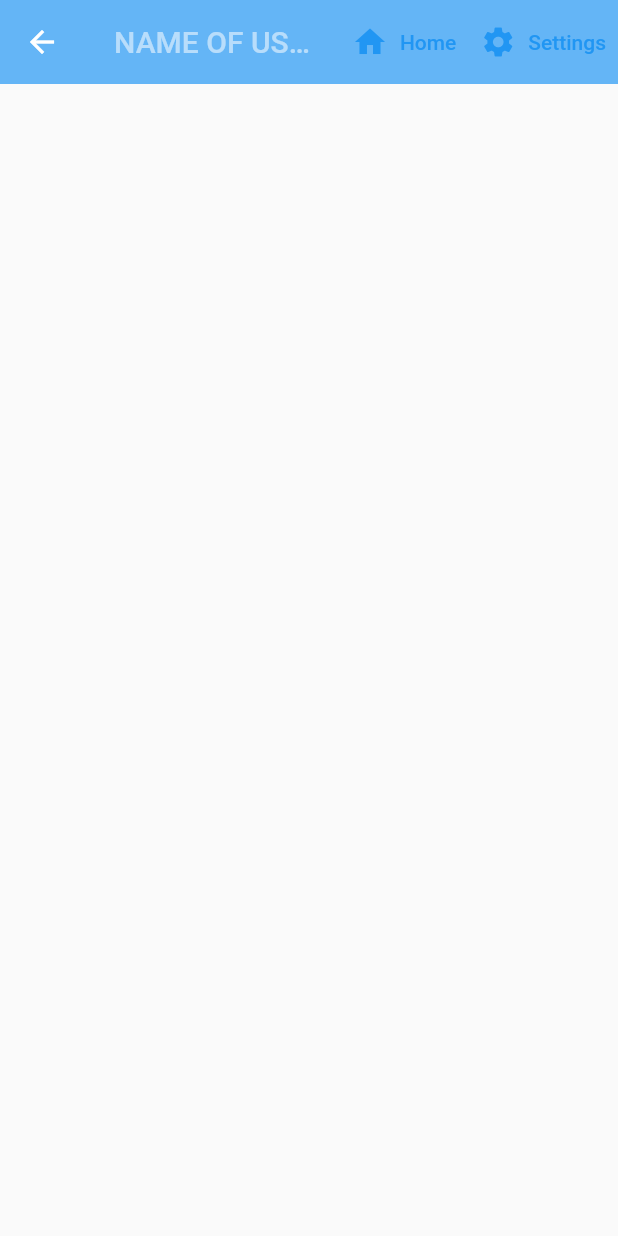
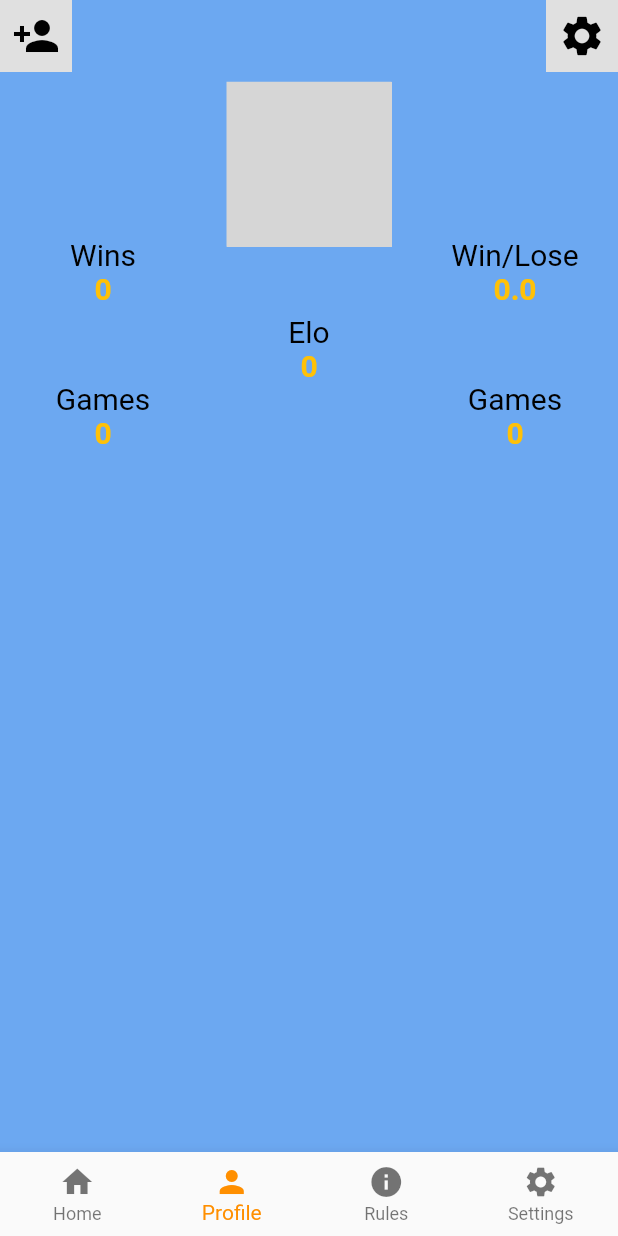
Before and after one commit to WolframAlp/BeerpongLeaderboard, a Flutter app: the Profile screen opened directly, on a phone screen of 412 x 824 dp. Run offline on Flutter 3.47's test engine with Material 2 defaults, Android fonts, the phone set to English and light mode, and no system bars; drawn by our look-alikes of flutter_profile_picture; our stand-ins replace cloud_firestore, firebase_auth, firebase_core, flutter_signin_button, flutter_spinkit, google_sign_in and 1 more; accounts and stored records are empty; Roboto replaces fonts that are missing (OpenSans); grey boxes are pictures that could not be loaded.

Commit message:
navigation and profile
Added navigation bar and some information on profile page

```diff
--- a/lib/main.dart
+++ b/lib/main.dart
@@ -1,6 +1,7 @@
 import 'package:beerpong_leaderboard/screens/wrapper.dart';
 import 'package:beerpong_leaderboard/services/auth.dart';
 import 'package:beerpong_leaderboard/services/page_manager.dart';
+import 'package:beerpong_leaderboard/utilities/user.dart';
 import 'package:flutter/material.dart';
 import 'package:provider/provider.dart';
 import 'package:firebase_auth/firebase_auth.dart';
@@ -13,6 +14,7 @@ void main() async {
     MultiProvider(
     providers: [
       ChangeNotifierProvider(create: (context) => PageManager()),
+      ChangeNotifierProvider(create: (context) => LastUserLoad())
     ],
     child: const MyApp()
     ),
--- a/lib/screens/profile/profile.dart
+++ b/lib/screens/profile/profile.dart
@@ -1,6 +1,9 @@
+import 'package:beerpong_leaderboard/screens/buttom_navigation.dart';
+import 'package:beerpong_leaderboard/screens/profile/profile_head.dart';
+import 'package:beerpong_leaderboard/services/database.dart';
+import 'package:beerpong_leaderboard/utilities/user.dart';
+import 'package:firebase_auth/firebase_auth.dart';
 import 'package:flutter/material.dart';
-import 'package:beerpong_leaderboard/utilities/constants.dart';
-import 'package:beerpong_leaderboard/services/page_manager.dart';
 import 'package:provider/provider.dart';
 
 class Profile extends StatefulWidget {
@@ -13,26 +16,23 @@ class Profile extends StatefulWidget {
 class _ProfileState extends State<Profile> {
   @override
   Widget build(BuildContext context) {
-    return Scaffold(
-      appBar: AppBar(
-        backgroundColor: Colors.blue[300],
-        title: const Text(
-          "NAME OF USER",
-          style: kHintTextStyle,
-          textAlign: TextAlign.center,
+    User? firebaseUser = Provider.of<User?>(context);
+    return StreamProvider<UserModel>.value(
+      value: DatabaseService(
+              uid: firebaseUser?.uid, name: firebaseUser?.displayName)
+          .userData,
+      initialData: context.read<LastUserLoad>().lastLoad,
+      child: Scaffold(
+        bottomNavigationBar: getCostumNavigationBar(context, 1),
+        backgroundColor: const Color(0xFF6CA8F1),
+        body: ListView(
+          children: <Widget>[
+            ProfileHead(),
+            Container(
+              color: Colors.black,
+            ),
+          ],
         ),
-        elevation: 0.0,
-        actions: <Widget>[
-          TextButton.icon(
-              onPressed: context.read<PageManager>().goToHome,
-              icon: const Icon(Icons.home),
-              label: const Text("Home")),
-          TextButton.icon(
-            onPressed: () {},
-            icon: const Icon(Icons.settings),
-            label: const Text("Settings"),
-          ),
-        ],
       ),
     );
   }
--- /dev/null
+++ b/lib/screens/profile/profile_head.dart
@@ -0,0 +1,163 @@
+import 'package:beerpong_leaderboard/utilities/user.dart';
+import 'package:beerpong_leaderboard/utilities/constants.dart';
+import 'package:flutter/material.dart';
+import 'package:flutter_profile_picture/flutter_profile_picture.dart';
+import 'package:provider/provider.dart';
+
+class ProfileHead extends StatefulWidget {
+  const ProfileHead({Key? key}) : super(key: key);
+
+  @override
+  State<ProfileHead> createState() => _ProfileHeadState();
+}
+
+class _ProfileHeadState extends State<ProfileHead> {
+
+  double iconSize = 32;
+
+  Column getLeftColumn(UserModel user) {
+    return Column(
+      mainAxisAlignment: MainAxisAlignment.spaceBetween,
+      children: [
+        Row(
+          children: [
+            Container(
+              color: Colors.grey[300],
+              child: IconButton(
+                color: Colors.black,
+                onPressed: () {},
+                icon: const Icon(Icons.person_add),
+                iconSize: iconSize,
+              ),
+            ),
+          ],
+        ),
+        const SizedBox(
+          height: 110.0,
+        ),
+        Row(
+          mainAxisAlignment: MainAxisAlignment.center,
+          children: [
+            Column(
+              children: [
+                const Text("Wins", style: profileLabelStyle,),
+                Text("${user.wins}", style: profileValueLabelStyle,),
+              ],
+            )
+          ],
+        ),
+        const SizedBox(
+          height: 50.0,
+        ),
+        Row(
+          mainAxisAlignment: MainAxisAlignment.center,
+          children: [
+            Column(
+              children: [
+                const Text("Games", style: profileLabelStyle,),
+                Text("${user.games}", style: profileValueLabelStyle,),
+              ],
+            )
+          ],
+        )
+      ],
+    );
+  }
+
+  Column getCenterColumn(UserModel user) {
+    return Column(
+      mainAxisAlignment: MainAxisAlignment.spaceAround,
+      children: [
+        const SizedBox(height: 10.0),
+        ProfilePicture(
+          name: user.name.toString(),
+          radius: 55.0,
+          fontsize: 30.0,
+        ),
+        const SizedBox(height: 45.0),
+        const Text("Elo", style: profileLabelStyle,),
+        Text("${user.elo}", style: profileValueLabelStyle,),
+      ],
+    );
+  }
+
+  double getWinLose(UserModel user) {
+    if (user.games == 0) {
+      return 0.0;
+    } else {
+      return (100 * (user.wins / user.games)).round() / 100;
+    }
+  }
+
+  Column getRightColumn(UserModel user) {
+    return Column(
+      mainAxisAlignment: MainAxisAlignment.spaceBetween,
+      children: [
+        Row(
+          mainAxisAlignment: MainAxisAlignment.end,
+          children: [
+            Container(
+              color: Colors.grey[300],
+              child: IconButton(
+                color: Colors.black,
+                onPressed: () {},
+                icon: const Icon(Icons.settings),
+                iconSize: iconSize,
+              ),
+            ),
+          ],
+        ),
+        const SizedBox(
+          height: 110.0,
+        ),
+        Row(
+          mainAxisAlignment: MainAxisAlignment.center,
+          children: [
+            Column(
+              children: [
+                const Text("Win/Lose", style: profileLabelStyle,),
+                Text("${getWinLose(user)}", style: profileValueLabelStyle,),
+              ],
+            )
+          ],
+        ),
+        const SizedBox(
+          height: 50.0,
+        ),
+        Row(
+          mainAxisAlignment: MainAxisAlignment.center,
+          children: [
+            Column(
+              children: [
+                const Text("Games", style: profileLabelStyle,),
+                Text("${user.games}", style: profileValueLabelStyle,),
+              ],
+            )
+          ],
+        )
+      ],
+    );
+  }
+
+  @override
+  Widget build(BuildContext context) {
+    final user = Provider.of<UserModel>(context);
+    context.read<LastUserLoad>().setNewModel(user);
+    return Row(
+      children: [
+        Expanded(
+          child: getLeftColumn(user),
+          flex: 4,
+        ),
+        Expanded(
+          child: getCenterColumn(user),
+          flex: 4,
+        ),
+        Expanded(
+          child: getRightColumn(user),
+          flex: 4,
+        ),
+      ],
+    );
+  }
+}
--- /dev/null
+++ b/lib/screens/rules/rules.dart
@@ -0,0 +1,22 @@
+import 'package:beerpong_leaderboard/screens/buttom_navigation.dart';
+import 'package:beerpong_leaderboard/utilities/constants.dart';
+import 'package:flutter/material.dart';
+
+class Rules extends StatelessWidget {
+  const Rules({Key? key}) : super(key: key);
+
+  @override
+  Widget build(BuildContext context) {
+    return Scaffold(
+      bottomNavigationBar: getCostumNavigationBar(context, 2),
+      appBar: AppBar(
+        backgroundColor: Colors.blue[300],
+        title: const Text(
+          "The Rules",
+          style: kHintTextStyle,
+        ),
+        elevation: 0.0,
+      ),
+    );
+  }
+}
--- a/lib/services/database.dart
+++ b/lib/services/database.dart
@@ -20,7 +20,6 @@ class DatabaseService {
       'games': 0,
       'elo': 1000,
       'friends': [],
-      // 'tutorial_complete': false,
     });
   }
 
@@ -38,7 +37,7 @@ class DatabaseService {
   }
 
   Stream<UserModel> get userData {
-    return userCollection.doc(uid).snapshots().map(_userDataFromSnapshot);
+    return userCollection.doc(name).snapshots().map(_userDataFromSnapshot);
   }
 
   UserModel _userDataFromSnapshot(DocumentSnapshot snapshot) {
--- a/lib/utilities/constants.dart
+++ b/lib/utilities/constants.dart
@@ -1,7 +1,7 @@
+import 'package:beerpong_leaderboard/services/page_manager.dart';
 import 'package:flutter/material.dart';
 import 'package:introduction_screen/introduction_screen.dart';
-
-
+import 'package:provider/provider.dart';
 
 //*****************************************
 // Text styles
@@ -23,6 +23,20 @@ const kLabelStyle = TextStyle(
   fontFamily: 'OpenSans',
 );
 
+// Label style for profile info
+const profileLabelStyle = TextStyle(
+  color: Colors.black,
+  fontFamily: 'OpenSans',
+  fontSize: 20.0,
+);
+
+// Label style for profile info values
+const profileValueLabelStyle = TextStyle(
+  color: Colors.amber,
+  fontWeight: FontWeight.bold,
+  fontFamily: 'OpenSans',
+  fontSize: 20.0,
+);
 
 //*****************************************
 // Box decorators
@@ -41,7 +55,6 @@ final kBoxDecorationStyle = BoxDecoration(
   ],
 );
 
-
 //*****************************************
 // Page decorators
 //*****************************************
@@ -57,8 +70,6 @@ const pageDecoration = PageDecoration(
 
 // Global keys
 final introKey = GlobalKey<IntroductionScreenState>();
-
-
 
 //*****************************************
 // Functions
@@ -79,3 +90,24 @@ Widget buildFullscreenImage(String assetName) {
     alignment: Alignment.center,
   );
 }
+
+// On tapped method for navigation using navigation bar
+void onTappedNavigation(BuildContext context, int newIndex, int currIndex) {
+  if (newIndex == currIndex) {
+    return;
+  }
+  switch (newIndex) {
+    case 0:
+      context.read<PageManager>().goToHome();
+      break;
+    case 1:
+      context.read<PageManager>().goToProfile();
+      break;
+    case 2:
+      context.read<PageManager>().goToRules();
+      break;
+    case 3:
+      context.read<PageManager>().goToSettings();
+      break;
+  }
+}
--- a/lib/utilities/user.dart
+++ b/lib/utilities/user.dart
@@ -1,12 +1,28 @@
+import 'package:flutter/foundation.dart';
+
 class UserModel {
 
-  final String uid;
-  final int wins;
-  final int games;
-  final String name;
-  final int elo;
-  final List friends;
+  String uid = "";
+  int wins = 0;
+  int games = 0;
+  String name = "";
+  int elo = 0;
+  List friends = [];
 
-  UserModel({required this.uid, required this.wins, required this.games, required this.name, required this.elo, required this.friends});
+  UserModel({this.uid = "", this.wins = 0, this.games = 0, this.name = "", this.elo = 0, this.friends = const []});
 
 }
+
+
+class LastUserLoad with ChangeNotifier, DiagnosticableTreeMixin {
+
+  UserModel lastLoad = UserModel();
+
+  void setNewModel(UserModel user){
+    lastLoad = user;
+  }
+
+  void clearUser(){
+    lastLoad = UserModel();
+  }
+}
--- a/pubspec.yaml
+++ b/pubspec.yaml
@@ -43,6 +43,7 @@ dependencies:
   introduction_screen: ^3.0.1
   google_sign_in: ^5.3.1
   flutter_signin_button: ^2.0.0
+  flutter_profile_picture: ^2.0.0
   # flutter_facebook_auth: ^4.3.4
 
 dev_dependencies:
```
Also changed, not shown: lib/screens/buttom_navigation.dart (added, +44 -0 lines), lib/screens/home/home.dart (+2 -26 lines), lib/screens/page_wrapper.dart (+8 -2 lines), lib/screens/settings/settings.dart (added, +39 -0 lines), lib/screens/wrapper.dart (+7 -0 lines), lib/services/page_manager.dart (+10 -0 lines), lib/screens/profile/trophes.dart (added), pubspec.lock.
